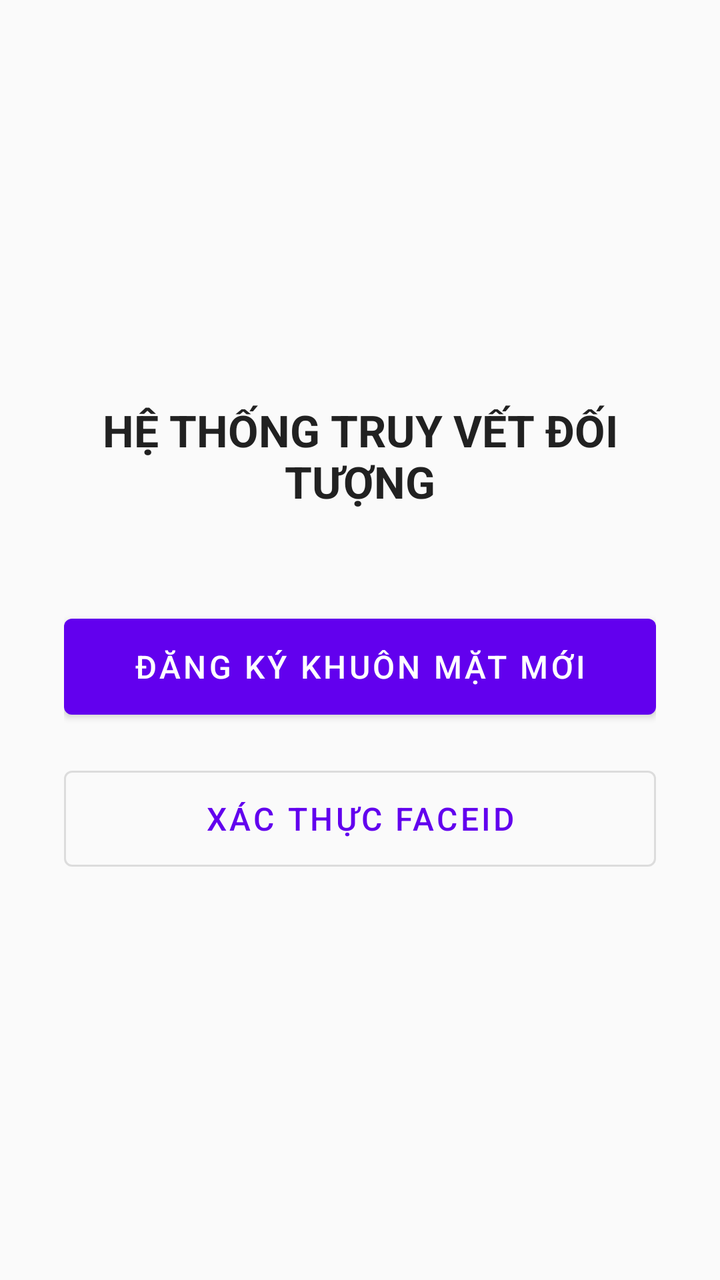
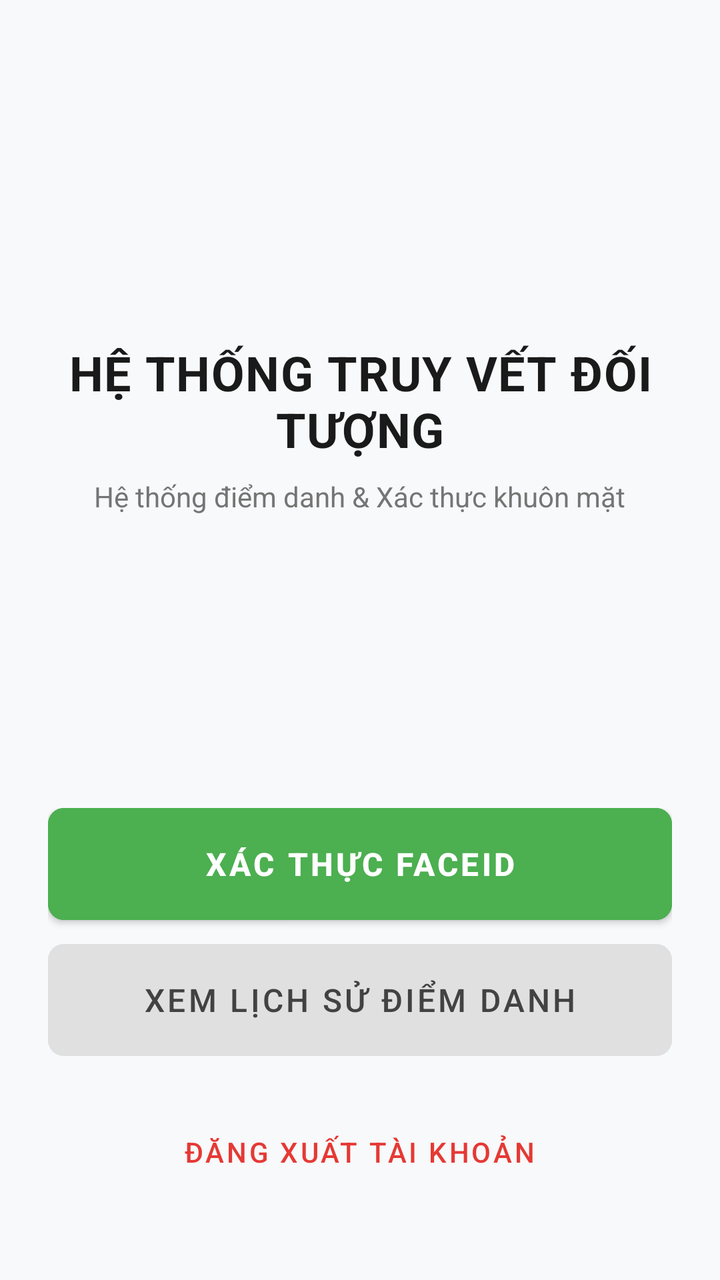

An Android layout rendered at two revisions. The XML below is the earlier revision; the diff shows what the commit changed to produce the second picture.
<!-- AndroidManifest.xml: application theme Theme.Theodoi -->
<!-- res/layout/activity_main.xml -->
<?xml version="1.0" encoding="utf-8"?>
<LinearLayout xmlns:android="http://schemas.android.com/apk/res/android"
    android:layout_width="match_parent"
    android:layout_height="match_parent"
    android:orientation="vertical"
    android:gravity="center"
    android:padding="32dp"
    android:background="#FAFAFA">

    <TextView
        android:layout_width="wrap_content"
        android:layout_height="wrap_content"
        android:text="HỆ THỐNG TRUY VẾT ĐỐI TƯỢNG"
        android:textColor="#212121"
        android:textSize="22sp"
        android:textStyle="bold"
        android:layout_marginBottom="48dp"
        android:gravity="center"/>

    <Button
        android:id="@+id/btnGoToRegister"
        android:layout_width="match_parent"
        android:layout_height="60dp"
        android:text="Đăng ký khuôn mặt mới"
        android:textSize="16sp"
        android:layout_marginBottom="16dp"/>

    <Button
        android:id="@+id/btnGoToVerify"
        android:layout_width="match_parent"
        android:layout_height="60dp"
        android:text="Xác thực FaceID"
        android:textSize="16sp"
        style="@style/Widget.MaterialComponents.Button.OutlinedButton"/>

</LinearLayout>
<!-- resources referenced by this layout -->
<resources>
  <style name="Theme.Theodoi" parent="Theme.MaterialComponents.DayNight.NoActionBar">
          
      </style>
</resources>

<!-- the commit's change to res/layout/activity_main.xml (unified diff, before → after) -->
@@ -1,36 +1,82 @@
 <?xml version="1.0" encoding="utf-8"?>
 <LinearLayout xmlns:android="http://schemas.android.com/apk/res/android"
+    xmlns:app="http://schemas.android.com/apk/res-auto"
     android:layout_width="match_parent"
     android:layout_height="match_parent"
     android:orientation="vertical"
-    android:gravity="center"
-    android:padding="32dp"
-    android:background="#FAFAFA">
+    android:gravity="center_horizontal"
+    android:padding="24dp"
+    android:background="#F8F9FA">
 
-    <TextView
-        android:layout_width="wrap_content"
+    <LinearLayout
+        android:layout_width="match_parent"
+        android:layout_height="0dp"
+        android:layout_weight="1"
+        android:gravity="center"
+        android:orientation="vertical">
+
+        <TextView
+            android:layout_width="wrap_content"
+            android:layout_height="wrap_content"
+            android:text="HỆ THỐNG TRUY VẾT ĐỐI TƯỢNG"
+            android:textColor="#1A1A1A"
+            android:textSize="24sp"
+            android:textStyle="bold"
+            android:gravity="center"
+            android:letterSpacing="0.02"/>
+
+        <TextView
+            android:layout_width="wrap_content"
+            android:layout_height="wrap_content"
+            android:text="Hệ thống điểm danh &amp; Xác thực khuôn mặt"
+            android:textColor="#757575"
+            android:textSize="14sp"
+            android:layout_marginTop="8dp"
+            android:gravity="center"/>
+    </LinearLayout>
+
+    <LinearLayout
+        android:layout_width="match_parent"
         android:layout_height="wrap_content"
-        android:text="HỆ THỐNG TRUY VẾT ĐỐI TƯỢNG"
-        android:textColor="#212121"
-        android:textSize="22sp"
-        android:textStyle="bold"
-        android:layout_marginBottom="48dp"
-        android:gravity="center"/>
+        android:orientation="vertical"
+        android:layout_marginBottom="16dp">
 
-    <Button
-        android:id="@+id/btnGoToRegister"
-        android:layout_width="match_parent"
-        android:layout_height="60dp"
-        android:text="Đăng ký khuôn mặt mới"
-        android:textSize="16sp"
-        android:layout_marginBottom="16dp"/>
+        <Button
+            android:id="@+id/btnGoToVerify"
+            android:layout_width="match_parent"
+            android:layout_height="56dp"
+            android:text="Xác thực FaceID"
+            android:textSize="16sp"
+            android:textStyle="bold"
+            android:backgroundTint="#4CAF50"
+            android:textColor="#FFFFFF"
+            android:layout_marginBottom="12dp"
+            app:cornerRadius="8dp"
+            android:insetTop="0dp"
+            android:insetBottom="0dp"/>
 
-    <Button
-        android:id="@+id/btnGoToVerify"
-        android:layout_width="match_parent"
-        android:layout_height="60dp"
-        android:text="Xác thực FaceID"
-        android:textSize="16sp"
-        style="@style/Widget.MaterialComponents.Button.OutlinedButton"/>
+        <Button
+            android:id="@+id/btnGoToHistory"
+            android:layout_width="match_parent"
+            android:layout_height="56dp"
+            android:text="Xem lịch sử điểm danh"
+            android:textSize="16sp"
+            android:textColor="#424242"
+            android:backgroundTint="#E0E0E0"
+            android:layout_marginBottom="24dp"
+            app:cornerRadius="8dp"
+            android:insetTop="0dp"
+            android:insetBottom="0dp"
+            style="@style/Widget.MaterialComponents.Button.UnelevatedButton"/>
+
+        <Button
+            android:id="@+id/btnLogout"
+            android:layout_width="wrap_content"
+            android:layout_height="wrap_content"
+            android:layout_gravity="center_horizontal"
+            android:text="Đăng xuất tài khoản"
+            android:textColor="#E53935"
+            style="@style/Widget.MaterialComponents.Button.TextButton"/>
+    </LinearLayout>
 
 </LinearLayout>
